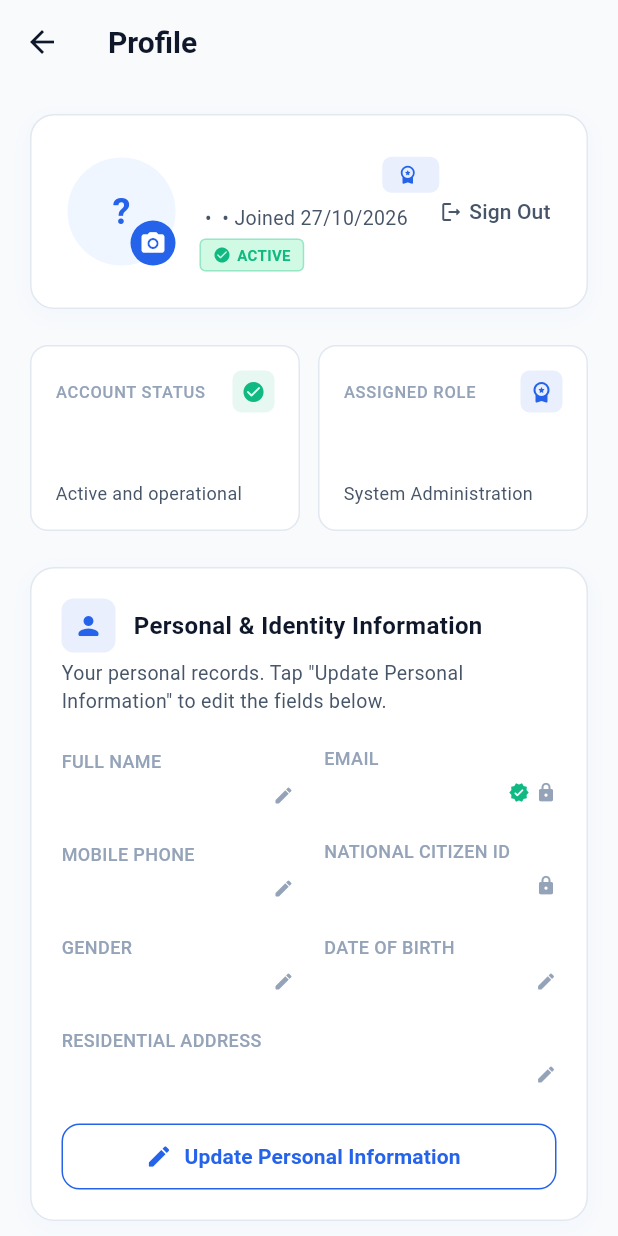
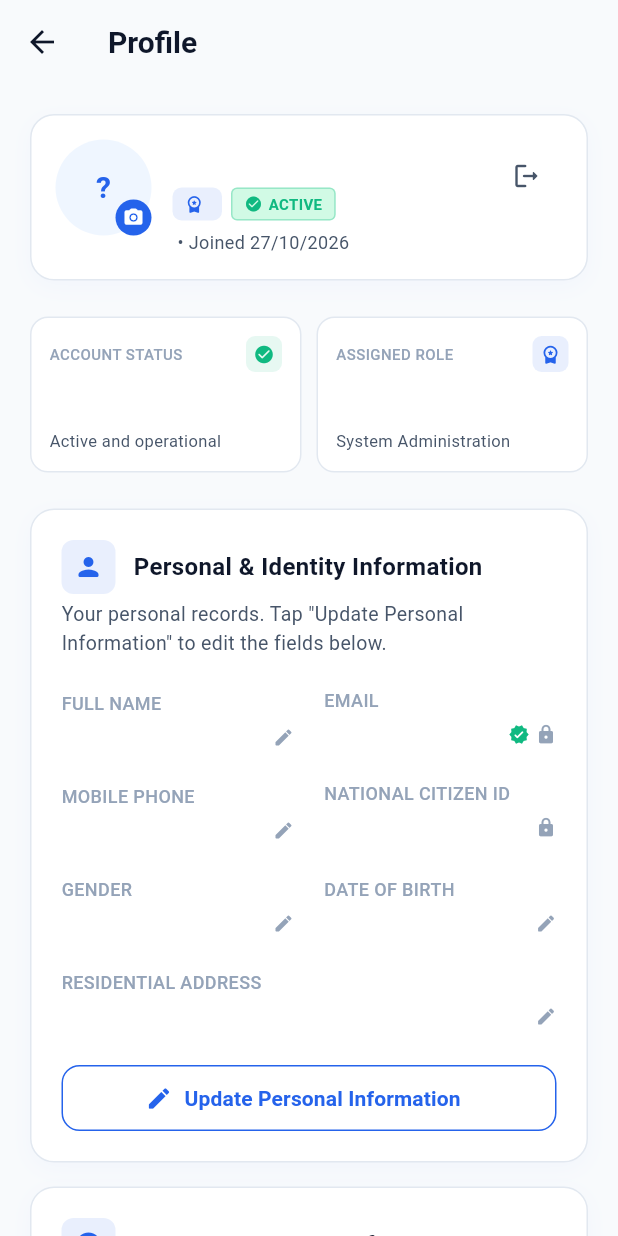
Before and after one commit to LnqbDev1501/WorkShift, a Flutter app: the StaffProfileView screen opened directly, on a phone screen of 412 x 824 dp. Run offline on Flutter 3.47's test engine with Material 3 defaults, Android fonts, the phone set to English and light mode, and no system bars; our stand-ins replace camera, dio, geolocator, image_picker, shared_preferences; missing offline and left inert: dart:html, google_mlkit_face_detection, signalr_netcore; accounts and stored records are empty; network calls fail.

Commit message:
sửa UI Profile bên mobile

```diff
--- a/workshift_mobile/lib/views/staff_profile_view.dart
+++ b/workshift_mobile/lib/views/staff_profile_view.dart
@@ -275,7 +275,7 @@ class _StaffProfileViewState extends State<StaffProfileView> {
   Widget _buildProfileHeader(UserModel? user) {
     final initials = _getInitials(user?.fullName ?? '');
     return Container(
-      padding: const EdgeInsets.all(24),
+      padding: const EdgeInsets.all(16),
       decoration: BoxDecoration(
         color: AppColors.surface,
         borderRadius: BorderRadius.circular(16),
@@ -288,17 +288,15 @@ class _StaffProfileViewState extends State<StaffProfileView> {
           ),
         ],
       ),
-      child: Column(
+      child: Row(
         crossAxisAlignment: CrossAxisAlignment.start,
-        children: [
-          Row(
         children: [
           GestureDetector(
             onTap: _pickAndUploadAvatar,
             child: Stack(
               children: [
                 CircleAvatar(
-                      radius: 36,
+                  radius: 32,
                   backgroundColor: AppColors.primaryLight,
                   backgroundImage:
                       (user?.avatarUrl.isNotEmpty ?? false)
@@ -308,7 +306,7 @@ class _StaffProfileViewState extends State<StaffProfileView> {
                       ? Text(
                           initials,
                           style: const TextStyle(
-                                fontSize: 24,
+                            fontSize: 20,
                             fontWeight: FontWeight.bold,
                             color: AppColors.primary,
                           ),
@@ -319,7 +317,7 @@ class _StaffProfileViewState extends State<StaffProfileView> {
                   right: 0,
                   bottom: 0,
                   child: Container(
-                        padding: const EdgeInsets.all(6),
+                    padding: const EdgeInsets.all(5),
                     decoration: const BoxDecoration(
                       color: AppColors.primary,
                       shape: BoxShape.circle,
@@ -327,34 +325,36 @@ class _StaffProfileViewState extends State<StaffProfileView> {
                     child: const Icon(
                       Icons.camera_alt_rounded,
                       color: Colors.white,
-                          size: 18,
+                      size: 14,
                     ),
                   ),
                 ),
               ],
             ),
           ),
-              const SizedBox(width: 16),
+          const SizedBox(width: 14),
           Expanded(
             child: Column(
               crossAxisAlignment: CrossAxisAlignment.start,
               children: [
-                    Row(
-                      children: [
-                        Expanded(
-                          child: Text(
+                Text(
                   user?.fullName ?? 'Không có tên',
                   style: const TextStyle(
-                              fontSize: 22,
+                    fontSize: 18,
                     fontWeight: FontWeight.w700,
                     color: AppColors.textPrimary,
                   ),
                 ),
-                        ),
+                const SizedBox(height: 6),
+                Wrap(
+                  spacing: 6,
+                  runSpacing: 4,
+                  crossAxisAlignment: WrapCrossAlignment.center,
+                  children: [
                     Container(
                       padding: const EdgeInsets.symmetric(
-                            horizontal: 10,
-                            vertical: 4,
+                        horizontal: 8,
+                        vertical: 3,
                       ),
                       decoration: BoxDecoration(
                         color: AppColors.primary.withValues(alpha: 0.1),
@@ -363,8 +363,8 @@ class _StaffProfileViewState extends State<StaffProfileView> {
                       child: Row(
                         mainAxisSize: MainAxisSize.min,
                         children: [
-                              Icon(Icons.workspace_premium_rounded,
-                                  size: 14, color: AppColors.primary),
+                          const Icon(Icons.workspace_premium_rounded,
+                              size: 13, color: AppColors.primary),
                           const SizedBox(width: 4),
                           Text(
                             user?.roleName ?? 'STAFF',
@@ -377,19 +377,6 @@ class _StaffProfileViewState extends State<StaffProfileView> {
                         ],
                       ),
                     ),
-                      ],
-                    ),
-                    const SizedBox(height: 4),
-                    Text(
-                      '${user?.roleName ?? 'STAFF'} • ${user?.branchName ?? 'Chi nhánh'} • Joined ${_formatDate(user?.createdAt)}',
-                      style: const TextStyle(
-                        fontSize: 13,
-                        color: AppColors.textSecondary,
-                      ),
-                    ),
-                    const SizedBox(height: 4),
-                    Row(
-                      children: [
                     Container(
                       padding: const EdgeInsets.symmetric(
                         horizontal: 8,
@@ -421,28 +408,28 @@ class _StaffProfileViewState extends State<StaffProfileView> {
                     ),
                   ],
                 ),
+                const SizedBox(height: 6),
+                Text(
+                  '${user?.branchName ?? 'Chi nhánh'} • Joined ${_formatDate(user?.createdAt)}',
+                  style: const TextStyle(
+                    fontSize: 12,
+                    color: AppColors.textSecondary,
+                  ),
+                ),
               ],
             ),
           ),
           if (user != null)
-                TextButton(
+            IconButton(
               onPressed: _handleLogout,
-                  style: TextButton.styleFrom(
-                    foregroundColor: AppColors.textSecondary,
+              tooltip: 'Đăng xuất',
               padding: EdgeInsets.zero,
-                    minimumSize: Size.zero,
-                    tapTargetSize: MaterialTapTargetSize.shrinkWrap,
+              constraints: const BoxConstraints(),
+              icon: const Icon(
+                Icons.logout_rounded,
+                size: 20,
+                color: AppColors.textSecondary,
               ),
-                  child: const Row(
-                    mainAxisSize: MainAxisSize.min,
-                    children: [
-                      Icon(Icons.logout_rounded, size: 16),
-                      SizedBox(width: 4),
-                      Text('Sign Out'),
-                    ],
-                  ),
-                ),
-            ],
             ),
         ],
       ),
@@ -462,7 +449,7 @@ class _StaffProfileViewState extends State<StaffProfileView> {
             Icons.check_circle_rounded,
           ),
         ),
-        const SizedBox(width: 12),
+        const SizedBox(width: 10),
         Expanded(
           child: _buildStatusCard(
             'ASSIGNED ROLE',
@@ -484,7 +471,7 @@ class _StaffProfileViewState extends State<StaffProfileView> {
     IconData icon,
   ) {
     return Container(
-      padding: const EdgeInsets.all(16),
+      padding: const EdgeInsets.symmetric(horizontal: 12, vertical: 12),
       decoration: BoxDecoration(
         color: AppColors.surface,
         borderRadius: BorderRadius.circular(12),
@@ -496,39 +483,48 @@ class _StaffProfileViewState extends State<StaffProfileView> {
           Row(
             mainAxisAlignment: MainAxisAlignment.spaceBetween,
             children: [
-              Text(
+              Flexible(
+                child: Text(
                   label,
+                  maxLines: 1,
+                  overflow: TextOverflow.ellipsis,
                   style: const TextStyle(
-                  fontSize: 11,
+                    fontSize: 10,
                     fontWeight: FontWeight.w500,
                     color: AppColors.textMuted,
-                  letterSpacing: 0.5,
+                    letterSpacing: 0.3,
                   ),
                 ),
+              ),
+              const SizedBox(width: 4),
               Container(
-                padding: const EdgeInsets.all(6),
+                padding: const EdgeInsets.all(5),
                 decoration: BoxDecoration(
                   color: color.withValues(alpha: 0.1),
                   borderRadius: BorderRadius.circular(6),
                 ),
-                child: Icon(icon, size: 16, color: color),
+                child: Icon(icon, size: 14, color: color),
               ),
             ],
           ),
-          const SizedBox(height: 12),
+          const SizedBox(height: 10),
           Text(
             value,
+            maxLines: 1,
+            overflow: TextOverflow.ellipsis,
             style: TextStyle(
-              fontSize: 20,
+              fontSize: 18,
               fontWeight: FontWeight.w700,
               color: color,
             ),
           ),
-          const SizedBox(height: 4),
+          const SizedBox(height: 2),
           Text(
             subtitle,
+            maxLines: 1,
+            overflow: TextOverflow.ellipsis,
             style: const TextStyle(
-              fontSize: 12,
+              fontSize: 11,
               color: AppColors.textSecondary,
             ),
           ),
```
Lines whose indentation alone changed are shown as unchanged.
